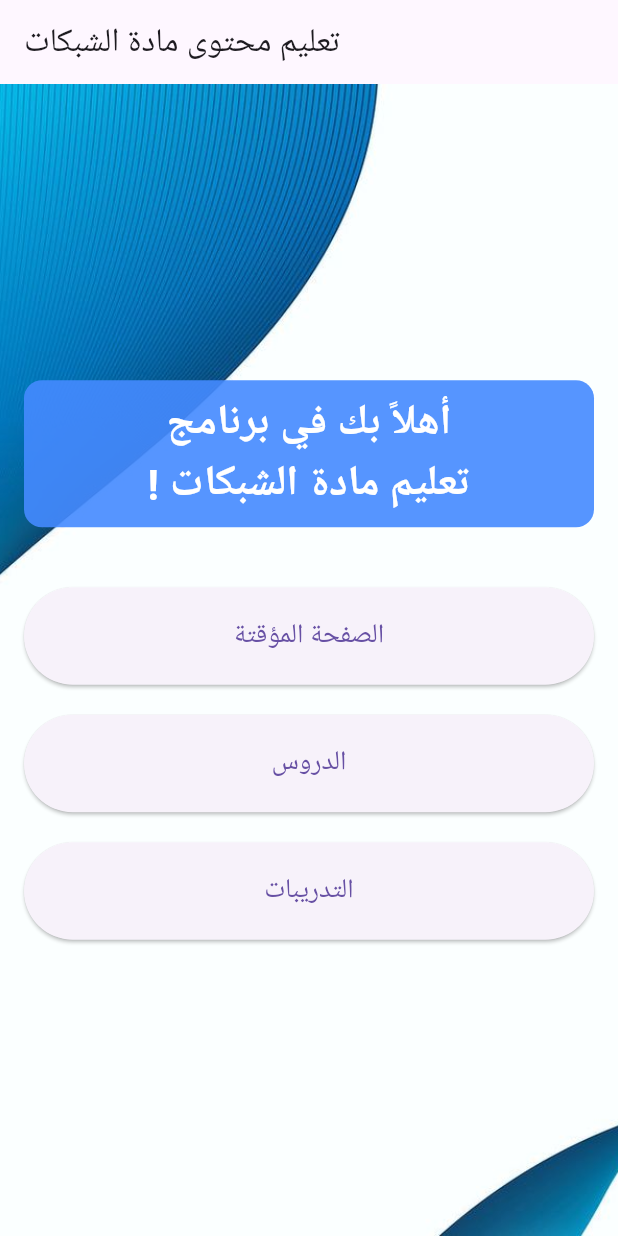
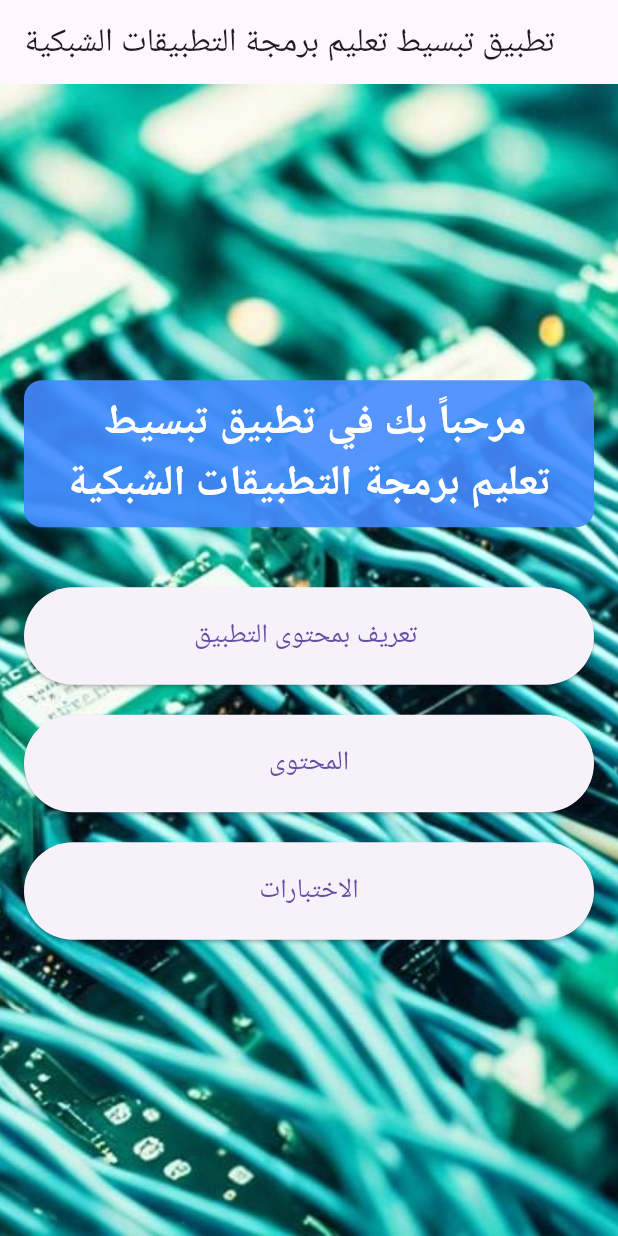
Before and after one commit to Kreatbox/learning_network, a Flutter app: the screen it shows after launch, on a phone screen of 412 x 824 dp. Run offline on Flutter 3.47's test engine with Material 3 defaults, Android fonts, the light colour scheme and no system bars; our stand-ins replace sqflite, sqflite_common_ffi_web; accounts and stored records are empty.

Commit message:
تغيير عناوين واضافة صور

```diff
--- a/lib/main.dart
+++ b/lib/main.dart
@@ -13,7 +13,7 @@ class MyApp extends StatelessWidget {
   @override
   Widget build(BuildContext context) {
     return MaterialApp(
-      title: 'تعليم محتوى مادة الشبكات',
+      title: "تبسيط تعليم برمجة التطبيقات الشبكية",
       theme: ThemeData(
         primarySwatch: Colors.blue,
       ),
@@ -29,14 +29,14 @@ class HomePage extends StatelessWidget {
   Widget build(BuildContext context) {
     return Scaffold(
       appBar: AppBar(
-        title: const Text('تعليم محتوى مادة الشبكات'),
+        title: const Text("تطبيق تبسيط تعليم برمجة التطبيقات الشبكية"),
       ),
       body: Stack(
         children: [
           Container(
             decoration: const BoxDecoration(
               image: DecorationImage(
-                image: AssetImage('assets/images/background.jpg'),
+                image: AssetImage('assets/images/network.jpg'),
                 fit: BoxFit.cover,
               ),
             ),
@@ -60,7 +60,7 @@ class HomePage extends StatelessWidget {
                   child: const Align(
                     alignment: Alignment.topCenter,
                     child: Text(
-                      'أهلاً بك في برنامج\n! تعليم مادة الشبكات',
+                      " مرحباً بك في تطبيق تبسيط تعليم برمجة التطبيقات الشبكية",
                       textAlign: TextAlign.center,
                       style: TextStyle(
                         fontSize: 28,
@@ -87,7 +87,7 @@ class HomePage extends StatelessWidget {
                         ),
                       );
                     },
-                    child: const Text('الصفحة المؤقتة'),
+                    child: const Text("تعريف بمحتوى التطبيق "),
                   ),
                 ),
                 const SizedBox(height: 20),
@@ -106,7 +106,7 @@ class HomePage extends StatelessWidget {
                         ),
                       );
                     },
-                    child: const Text('الدروس'),
+                    child: const Text("المحتوى"),
                   ),
                 ),
                 const SizedBox(height: 20),
@@ -125,7 +125,7 @@ class HomePage extends StatelessWidget {
                         ),
                       );
                     },
-                    child: const Text('التدريبات'),
+                    child: const Text("الاختبارات"),
                   ),
                 ),
                 const Spacer(), // Push the content to the bottom
--- a/pubspec.yaml
+++ b/pubspec.yaml
@@ -60,6 +60,8 @@ flutter:
 
   assets:
     - assets/images/background.jpg
+    - assets/images/network.jpg
+
   #  - assets/networking.db
 
   # To add assets to your application, add an assets section, like this:
```
Also changed, not shown: assets/images/network.jpg (added), pubspec.lock.
